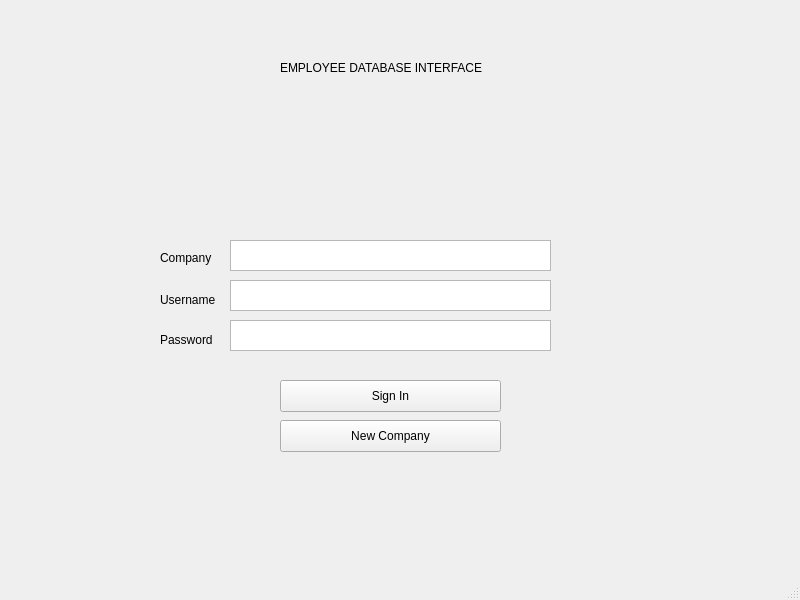
Above: EDI/windowlogin.ui from katietrom11392/EDI before the change. Below: the same form after it.
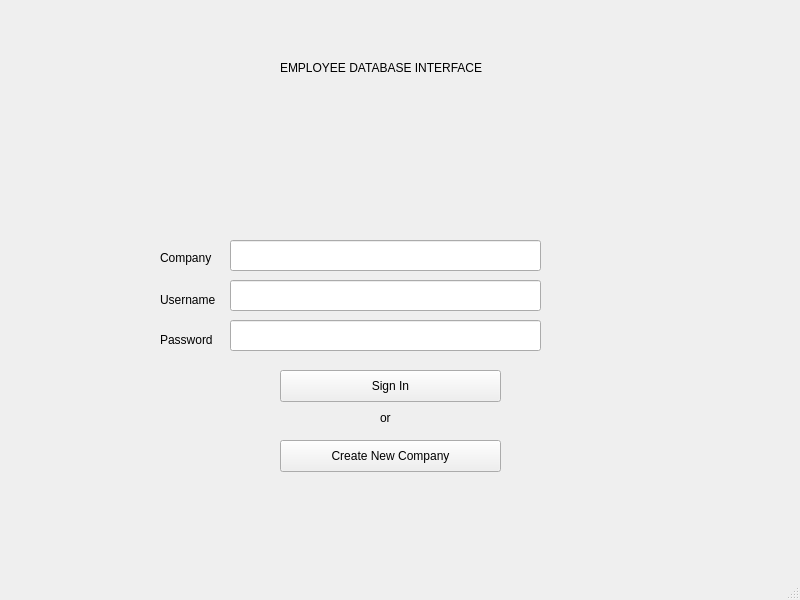
That is the form after the change. Icons and pictures are not drawn.

Diff of the .ui file:
```diff
--- a/EDI/windowlogin.ui
+++ b/EDI/windowlogin.ui
@@ -46,41 +46,11 @@
      <string>EMPLOYEE DATABASE INTERFACE</string>
     </property>
    </widget>
-   <widget class="QTextEdit" name="textEditCompany">
-    <property name="geometry">
-     <rect>
-      <x>230</x>
-      <y>240</y>
-      <width>321</width>
-      <height>31</height>
-     </rect>
-    </property>
-   </widget>
-   <widget class="QTextEdit" name="textEditUsername">
-    <property name="geometry">
-     <rect>
-      <x>230</x>
-      <y>280</y>
-      <width>321</width>
-      <height>31</height>
-     </rect>
-    </property>
-   </widget>
-   <widget class="QTextEdit" name="textEditPassword">
-    <property name="geometry">
-     <rect>
-      <x>230</x>
-      <y>320</y>
-      <width>321</width>
-      <height>31</height>
-     </rect>
-    </property>
-   </widget>
    <widget class="QPushButton" name="pushButtonSignIn">
     <property name="geometry">
      <rect>
       <x>280</x>
-      <y>380</y>
+      <y>370</y>
       <width>221</width>
       <height>32</height>
      </rect>
@@ -93,13 +63,13 @@
     <property name="geometry">
      <rect>
       <x>280</x>
-      <y>420</y>
+      <y>440</y>
       <width>221</width>
       <height>32</height>
      </rect>
     </property>
     <property name="text">
-     <string>New Company</string>
+     <string>Create New Company</string>
     </property>
    </widget>
    <widget class="QLabel" name="labelCompany">
@@ -141,6 +111,52 @@
      <string>Password</string>
     </property>
    </widget>
+   <widget class="QLabel" name="label">
+    <property name="geometry">
+     <rect>
+      <x>380</x>
+      <y>410</y>
+      <width>16</width>
+      <height>16</height>
+     </rect>
+    </property>
+    <property name="text">
+     <string>or</string>
+    </property>
+   </widget>
+   <widget class="QLineEdit" name="lineEdit_password">
+    <property name="geometry">
+     <rect>
+      <x>230</x>
+      <y>320</y>
+      <width>311</width>
+      <height>31</height>
+     </rect>
+    </property>
+    <property name="echoMode">
+     <enum>QLineEdit::Password</enum>
+    </property>
+   </widget>
+   <widget class="QLineEdit" name="lineEdit_username">
+    <property name="geometry">
+     <rect>
+      <x>230</x>
+      <y>280</y>
+      <width>311</width>
+      <height>31</height>
+     </rect>
+    </property>
+   </widget>
+   <widget class="QLineEdit" name="lineEdit_company">
+    <property name="geometry">
+     <rect>
+      <x>230</x>
+      <y>240</y>
+      <width>311</width>
+      <height>31</height>
+     </rect>
+    </property>
+   </widget>
   </widget>
   <widget class="QMenuBar" name="menubar">
    <property name="geometry">
```
